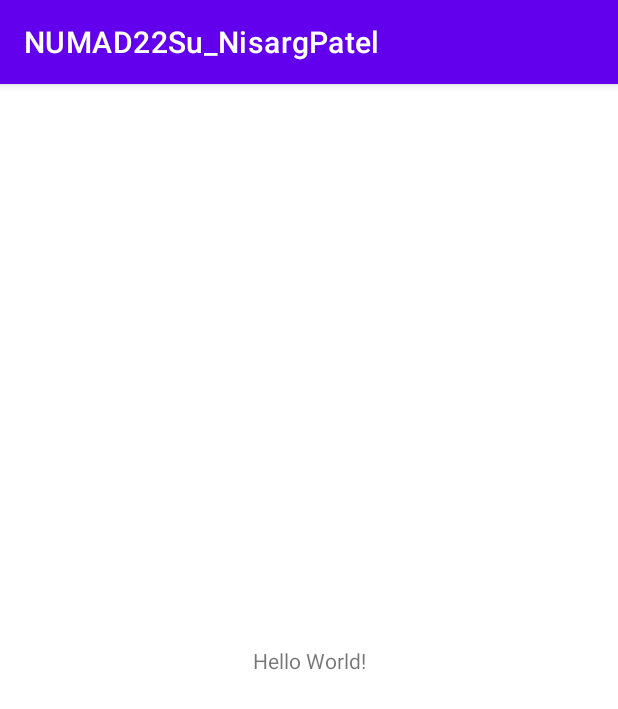
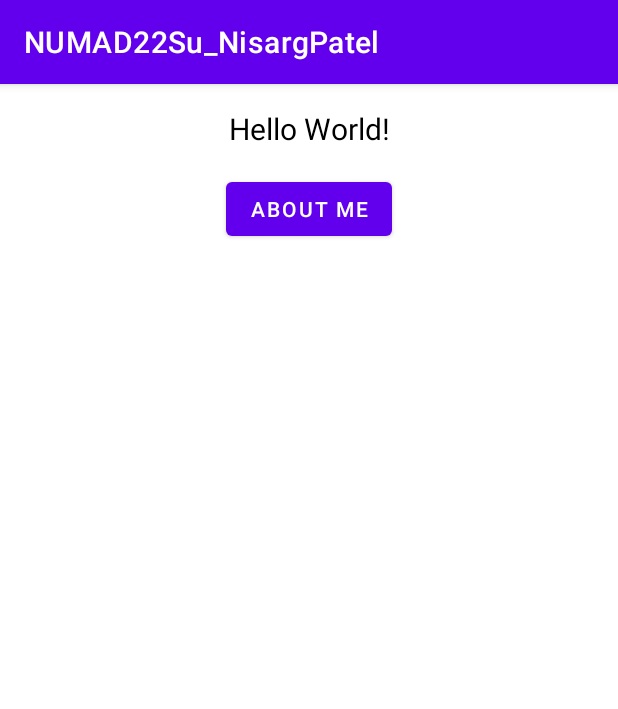
Before and after one commit to Nisarg-Pat/CS5520-Android-Special-Assignments, an Android app: the screen it shows after launch (MainActivity), on a phone screen of 412 x 824 dp. Shown: the top 709 px of the screen. Run offline under Robolectric (Android 15) with nearby library versions, the phone set to English and light mode, and no system bars.

Commit message:
About me Botton added in activity_main.xml

```diff
--- a/app/src/main/res/layout/activity_main.xml
+++ b/app/src/main/res/layout/activity_main.xml
@@ -7,12 +7,25 @@
     tools:context=".MainActivity">
 
     <TextView
+        android:id="@+id/hello_world_tv"
         android:layout_width="wrap_content"
         android:layout_height="wrap_content"
         android:text="Hello World!"
-        app:layout_constraintBottom_toBottomOf="parent"
+        android:textColor="@color/black"
+        android:textSize="20sp"
+        android:layout_marginTop="16dp"
         app:layout_constraintLeft_toLeftOf="parent"
         app:layout_constraintRight_toRightOf="parent"
         app:layout_constraintTop_toTopOf="parent" />
 
+    <Button
+        android:id="@+id/about_me_btn"
+        android:layout_width="wrap_content"
+        android:layout_height="wrap_content"
+        android:text="About Me"
+        android:layout_marginTop="16dp"
+        app:layout_constraintTop_toBottomOf="@id/hello_world_tv"
+        app:layout_constraintStart_toStartOf="parent"
+        app:layout_constraintEnd_toEndOf="parent"/>
+
 </androidx.constraintlayout.widget.ConstraintLayout>
```
